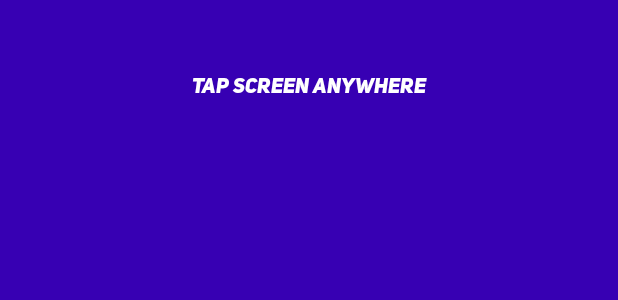
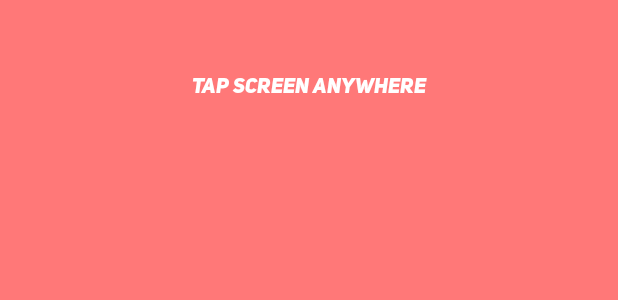
Before and after one commit to pepivsky/ChuckNorrisPhrasesMVVMExample, an Android app: the layout activity_main.xml on its own in the app's theme, with its tools: preview values and no code run, on a phone screen of 412 x 824 dp. Shown: the top 300 px of the screen. Run offline under Robolectric (Android 15) with nearby library versions, the phone set to English and light mode, and no system bars.

Commit message:
Feat: change main color

```diff
--- a/app/src/main/res/values/colors.xml
+++ b/app/src/main/res/values/colors.xml
@@ -2,7 +2,7 @@
 <resources>
     <color name="purple_200">#FFBB86FC</color>
     <color name="purple_500">#FF6200EE</color>
-    <color name="purple_700">#FF3700B3</color>
+    <color name="purple_700">#FF7878</color>
     <color name="teal_200">#FF03DAC5</color>
     <color name="teal_700">#FF018786</color>
     <color name="black">#FF000000</color>
```
